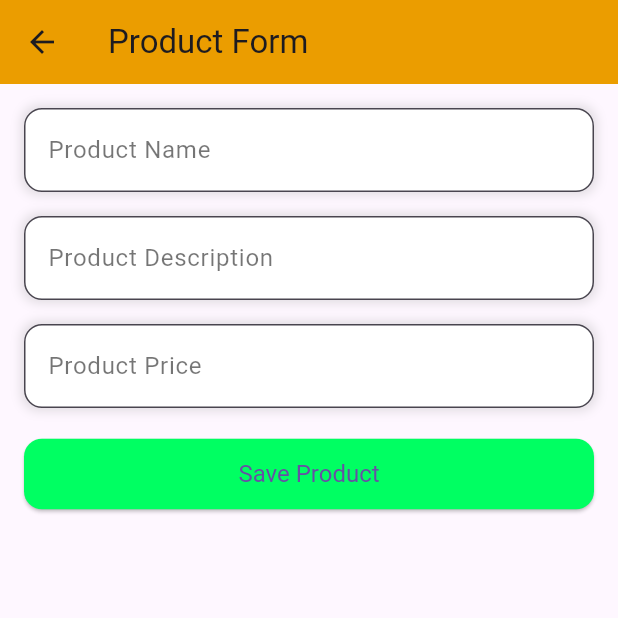
After one commit to chaumwarasart/mobile_app, a Flutter app: the screen it shows after launch, after a tap on the "add" icon, on a phone screen of 412 x 824 dp, the top half of it. The commit adds this screen. Run offline on Flutter 3.47's test engine with Material 3 defaults, Android fonts, the phone set to English and light mode, and no system bars; our stand-ins replace cloud_firestore; accounts and stored records are empty; network calls fail.

Commit message:
homework 3

```diff
--- /dev/null
+++ b/lib/api_product.dart
@@ -0,0 +1,58 @@
+import 'dart:convert';
+
+import 'package:http/http.dart' as http;
+import 'package:mobile_app/product.dart';
+
+import 'api_product.dart';
+
+class ApiService {
+  static const String baseUrl = "http://localhost:8001/products";
+
+  static Future<List<Product>> fetchProducts() async {
+    final response = await http.get(Uri.parse(baseUrl));
+    if (response.statusCode == 200) {
+      List jsonResponse = json.decode(response.body);
+      return jsonResponse.map((data) => Product.fromJson(data)).toList();
+    } else {
+      throw Exception('Failed to load products');
+    }
+  }
+
+  static Future<void> addProduct(Product product) async {
+    await http.post(
+      Uri.parse(baseUrl),
+      headers: {'Content-Type': 'application/json'},
+      body: json.encode(product.toJson()),
+    );
+  }
+
+  static Future<void> updateProduct(Product product) async {
+    if (product.id == 0) {
+      throw Exception("Invalid Product ID");
+    }
+    final response = await http.put(
+      Uri.parse('$baseUrl/${product.id}'),
+      headers: {'Content-Type': 'application/json'},
+      body: json.encode({
+        "name": product.name,
+        "description": product.description,
+        "price": product.price
+      }),
+    );
+
+    if (response.statusCode != 200) {
+      throw Exception("Failed to update product");
+    }
+  }
+
+  static Future<void> deleteProduct(int id) async {
+    final response = await http.delete(
+      Uri.parse('$baseUrl/$id'),
+      headers: {'Content-Type': 'application/json'},
+    );
+
+    if (response.statusCode != 200) {
+      throw Exception("Failed to delete product");
+    }
+  }
+}
--- a/lib/main.dart
+++ b/lib/main.dart
@@ -1,8 +1,6 @@
-import 'package:mobile_app/page_answer/answer_portal.dart';
 import 'package:flutter/material.dart';
-import 'package:mobile_app/from_simple.dart';
-import 'package:mobile_app/registrasion_from.dart';
-import 'package:mobile_app/Air_Quality_Index.dart';
+
+import 'screen/product_list.dart';
 
 void main() {
   runApp(const MyApp());
@@ -10,11 +8,13 @@ void main() {
 
 class MyApp extends StatelessWidget {
   const MyApp({super.key});
+
   @override
   Widget build(BuildContext context) {
     return MaterialApp(
-      debugShowCheckedModeBanner: false,
-      home: MyAir(),
+      title: 'Product App',
+      theme: ThemeData(primarySwatch: Colors.purple),
+      home: const ProductListScreen(),
     );
   }
 }
--- /dev/null
+++ b/lib/product.dart
@@ -0,0 +1,30 @@
+class Product {
+  final int id;
+  final String name;
+  final String description;
+  final double price;
+
+  Product(
+      {required this.id,
+      required this.name,
+      required this.description,
+      required this.price});
+
+  factory Product.fromJson(Map<String, dynamic> json) {
+    return Product(
+      id: json['id'],
+      name: json['name'],
+      description: json['description'],
+      price: double.parse(json['price'].toString()),
+    );
+  }
+
+  Map<String, dynamic> toJson() {
+    return {
+      'id': id,
+      'name': name,
+      'description': description,
+      'price': price,
+    };
+  }
+}
--- /dev/null
+++ b/lib/screen/product_form.dart
@@ -0,0 +1,193 @@
+import 'package:flutter/material.dart';
+import '/api_product.dart';
+import '/product.dart';
+
+class ProductFormScreen extends StatefulWidget {
+  final Product? product;
+  final VoidCallback onSave;
+
+  const ProductFormScreen({super.key, this.product, required this.onSave});
+
+  @override
+  _ProductFormScreenState createState() => _ProductFormScreenState();
+}
+
+class _ProductFormScreenState extends State<ProductFormScreen> {
+  final _formKey = GlobalKey<FormState>();
+  late TextEditingController _nameController;
+  late TextEditingController _descController;
+  late TextEditingController _priceController;
+
+  @override
+  void initState() {
+    super.initState();
+    _nameController = TextEditingController(text: widget.product?.name ?? '');
+    _descController =
+        TextEditingController(text: widget.product?.description ?? '');
+    _priceController =
+        TextEditingController(text: widget.product?.price.toString() ?? '');
+  }
+
+  void _saveProduct() async {
+    if (_formKey.currentState!.validate()) {
+      Product product = Product(
+        id: widget.product?.id ?? 0,
+        name: _nameController.text,
+        description: _descController.text,
+        price: double.parse(_priceController.text),
+      );
+
+      if (widget.product == null) {
+        await ApiService.addProduct(product);
+      } else {
+        await ApiService.updateProduct(product);
+      }
+
+      widget.onSave();
+      Navigator.pop(context);
+      ScaffoldMessenger.of(context).showSnackBar(
+        const SnackBar(content: Text("Product saved successfully")),
+      );
+    }
+  }
+
+  @override
+  Widget build(BuildContext context) {
+    return Scaffold(
+      appBar: AppBar(
+        title: const Text("Product Form"),
+        backgroundColor: const Color.fromARGB(255, 235, 157, 0), // เปลี่ยนสี AppBar
+      ),
+      body: Padding(
+        padding: const EdgeInsets.all(16.0),
+        child: Form(
+          key: _formKey,
+          child: Column(
+            crossAxisAlignment: CrossAxisAlignment.start,
+            children: [
+              // Name Input with rounded border and shadow
+              Container(
+                decoration: BoxDecoration(
+                  borderRadius: BorderRadius.circular(12),
+                  boxShadow: [
+                    BoxShadow(
+                      color: Colors.grey.withOpacity(0.3),
+                      spreadRadius: 2,
+                      blurRadius: 5,
+                    ),
+                  ],
+                ),
+                child: TextFormField(
+                  controller: _nameController,
+                  decoration: InputDecoration(
+                    labelText: "Product Name",
+                    labelStyle: const TextStyle(color: Colors.black54),
+                    filled: true,
+                    fillColor: Colors.white,
+                    border: OutlineInputBorder(
+                      borderRadius: BorderRadius.circular(12),
+                    ),
+                  ),
+                  validator: (value) {
+                    if (value == null || value.isEmpty) {
+                      return "Please enter a product name.";
+                    }
+                    return null;
+                  },
+                ),
+              ),
+              const SizedBox(height: 16),
+
+              // Description Input with rounded border and shadow
+              Container(
+                decoration: BoxDecoration(
+                  borderRadius: BorderRadius.circular(12),
+                  boxShadow: [
+                    BoxShadow(
+                      color: Colors.grey.withOpacity(0.3),
+                      spreadRadius: 2,
+                      blurRadius: 5,
+                    ),
+                  ],
+                ),
+                child: TextFormField(
+                  controller: _descController,
+                  decoration: InputDecoration(
+                    labelText: "Product Description",
+                    labelStyle: const TextStyle(color: Colors.black54),
+                    filled: true,
+                    fillColor: Colors.white,
+                    border: OutlineInputBorder(
+                      borderRadius: BorderRadius.circular(12),
+                    ),
+                  ),
+                  validator: (value) {
+                    if (value == null || value.isEmpty) {
+                      return "Please enter a description.";
+                    }
+                    return null;
+                  },
+                ),
+              ),
+              const SizedBox(height: 16),
+
+              // Price Input with rounded border and shadow
+              Container(
+                decoration: BoxDecoration(
+                  borderRadius: BorderRadius.circular(12),
+                  boxShadow: [
+                    BoxShadow(
+                      color: Colors.grey.withOpacity(0.3),
+                      spreadRadius: 2,
+                      blurRadius: 5,
+                    ),
+                  ],
+                ),
+                child: TextFormField(
+                  controller: _priceController,
+                  decoration: InputDecoration(
+                    labelText: "Product Price",
+                    labelStyle: const TextStyle(color: Colors.black54),
+                    filled: true,
+                    fillColor: Colors.white,
+                    border: OutlineInputBorder(
+                      borderRadius: BorderRadius.circular(12),
+                    ),
+                  ),
+                  keyboardType: TextInputType.numberWithOptions(decimal: true),
+                  validator: (value) {
+                    if (value == null || value.isEmpty) {
+                      return "Please enter the product price.";
+                    }
+                    if (double.tryParse(value) == null) {
+                      return "Please enter a valid price.";
+                    }
+                    return null;
+                  },
+                ),
+              ),
+              const SizedBox(height: 20),
+
+              // Save Button with rounded corners and custom color
+              Container(
+                width: double.infinity,
+                child: ElevatedButton(
+                  onPressed: _saveProduct,
+                  style: ElevatedButton.styleFrom(
+                    backgroundColor: const Color.fromARGB(255, 0, 255, 98), // ใช้สีเดียวกับ AppBar
+                    padding: const EdgeInsets.symmetric(vertical: 14),
+                    textStyle: const TextStyle(fontSize: 16),
+                    shape: RoundedRectangleBorder(
+                      borderRadius: BorderRadius.circular(12),
+                    ),
+                  ),
+                  child: const Text("Save Product"),
+                ),
+              ),
+            ],
+          ),
+        ),
+      ),
+    );
+  }
+}
--- /dev/null
+++ b/lib/screen/product_list.dart
@@ -0,0 +1,135 @@
+
+import 'package:flutter/material.dart';
+import '/api_product.dart';
+import '/product.dart';
+import 'product_form.dart';
+
+class ProductListScreen extends StatefulWidget {
+  const ProductListScreen({super.key});
+
+  @override
+  _ProductListScreenState createState() => _ProductListScreenState();
+}
+
+class _ProductListScreenState extends State<ProductListScreen> {
+  late Future<List<Product>> products;
+
+  @override
+  void initState() {
+    super.initState();
+    products = ApiService.fetchProducts();
+  }
+
+  void _refreshList() {
+    setState(() {
+      products = ApiService.fetchProducts();
+    });
+  }
+
+  void _deleteProduct(int id) async {
+    bool confirm = await _showDeleteDialog();
+    if (confirm) {
+      await ApiService.deleteProduct(id);
+      _refreshList();
+      ScaffoldMessenger.of(context).showSnackBar(
+        const SnackBar(content: Text("Product deleted successfully")),
+      );
+    }
+  }
+
+  Future<bool> _showDeleteDialog() async {
+    return await showDialog(
+          context: context,
+          builder: (context) => AlertDialog(
+            title: const Text("Confirm Delete"),
+            content:
+                const Text("Are you sure you want to delete this product?"),
+            actions: [
+              TextButton(
+                  onPressed: () => Navigator.pop(context, false),
+                  child: const Text("Cancel")),
+              TextButton(
+                  onPressed: () => Navigator.pop(context, true),
+                  child: const Text("Delete")),
+            ],
+          ),
+        ) ??
+        false;
+  }
+
+  @override
+  Widget build(BuildContext context) {
+    return Scaffold(
+      appBar: AppBar(
+        title: const Text('Product List'),
+        backgroundColor: const Color.fromARGB(255, 255, 0, 251), // เปลี่ยนสี AppBar
+      ),
+      body: FutureBuilder<List<Product>>(
+        future: products,
+        builder: (context, snapshot) {
+          if (snapshot.connectionState == ConnectionState.waiting) {
+            return const Center(child: CircularProgressIndicator());
+          } else if (snapshot.hasError) {
+            return Center(child: Text("Error: ${snapshot.error}"));
+          } else if (!snapshot.hasData || snapshot.data!.isEmpty) {
+            return const Center(child: Text("No products available"));
+          }
+
+          return ListView.builder(
+            itemCount: snapshot.data!.length,
+            itemBuilder: (context, index) {
+              Product product = snapshot.data![index];
+              return Card(
+                elevation: 5, // เพิ่มเงาให้กับแต่ละ Card
+                shape: RoundedRectangleBorder(
+                  borderRadius: BorderRadius.circular(12), // ขอบโค้ง
+                ),
+                margin: const EdgeInsets.symmetric(vertical: 8, horizontal: 16),
+                child: ListTile(
+                  contentPadding: const EdgeInsets.all(16),
+                  title: Text(
+                    product.name,
+                    style: const TextStyle(fontWeight: FontWeight.bold),
+                  ),
+                  subtitle: Text(
+                    "${product.description}\n${product.price} บาท",
+                    style: const TextStyle(color: Color.fromARGB(255, 123, 94, 94)),
+                  ),
+                  trailing: Row(
+                    mainAxisSize: MainAxisSize.min,
+                    children: [
+                      IconButton(
+                        icon: const Icon(Icons.edit, color: Color(0xFF4CAF50)),
+                        onPressed: () => Navigator.push(
+                          context,
+                          MaterialPageRoute(
+                            builder: (context) => ProductFormScreen(
+                                product: product, onSave: _refreshList),
+                          ),
+                        ),
+                      ),
+                      IconButton(
+                        icon: const Icon(Icons.delete, color: Colors.red),
+                        onPressed: () => _deleteProduct(product.id),
+                      ),
+                    ],
+                  ),
+                ),
+              );
+            },
+          );
+        },
+      ),
+      floatingActionButton: FloatingActionButton(
+        child: const Icon(Icons.add),
+        onPressed: () => Navigator.push(
+          context,
+          MaterialPageRoute(
+            builder: (context) => ProductFormScreen(onSave: _refreshList),
+          ),
+        ),
+        backgroundColor: const Color.fromARGB(255, 255, 25, 144), // สีเดียวกับ AppBar
+      ),
+    );
+  }
+}
--- a/pubspec.yaml
+++ b/pubspec.yaml
@@ -35,7 +35,10 @@ dependencies:
   # Use with the CupertinoIcons class for iOS style icons.
   cupertino_icons: ^1.0.8
 
-  http: ^0.13.5
+  http: ^1.3.0
+
+  firebase_core: ^3.11.0
+  cloud_firestore: ^5.6.3
 
 dev_dependencies:
   flutter_test:
```
Also changed, not shown: lib/api/api_service.dart (added, +77 -0 lines), lib/filebasetest/firestoredemo.dart (added, +42 -0 lines), pubspec.lock, 131 other files.
